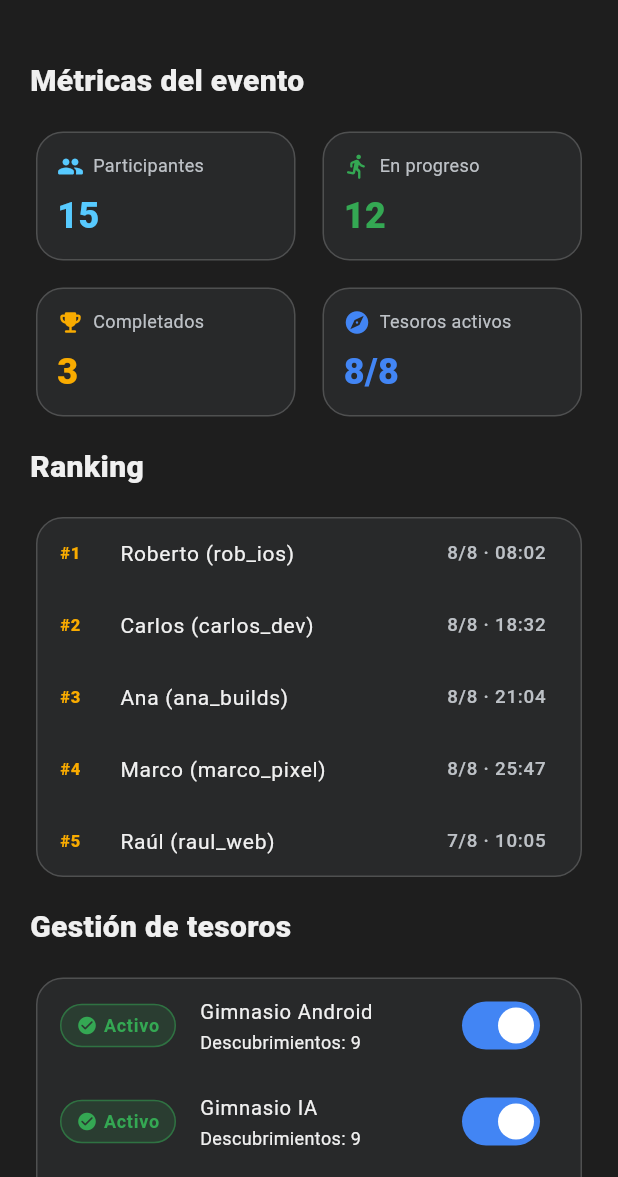
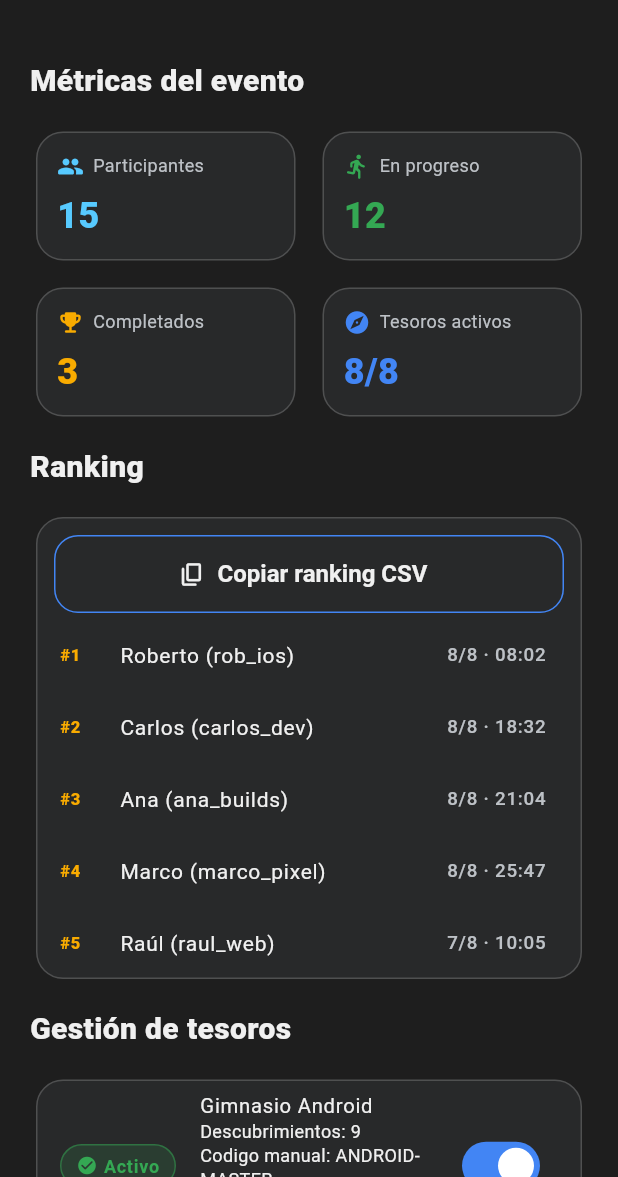
Before and after one commit to neryad/devfest_treasure_hunt, a Flutter app: the AdminDashboardScreen screen opened directly, on a phone screen of 412 x 824 dp, the part 59-1236 px from its top. Run offline on Flutter 3.47's test engine with Material 3 defaults, Android fonts, the phone set to English and light mode, and no system bars; our stand-ins replace shared_preferences; missing offline and left inert: mobile_scanner; accounts and stored records are empty.

Commit message:
feat: add staff admin export tools

```diff
--- a/lib/ui/screens/admin/admin_dashboard_screen.dart
+++ b/lib/ui/screens/admin/admin_dashboard_screen.dart
@@ -1,11 +1,14 @@
 import 'package:flutter/material.dart';
+import 'package:flutter/services.dart';
 
 import '../../../core/theme/app_theme.dart';
 import '../../../core/utils/format.dart';
 import '../../../core/widgets/section_header.dart';
 import '../../../core/widgets/stat_card.dart';
 import '../../../core/widgets/status_pill.dart';
+import '../../../domain/entities/treasure_item.dart';
 import '../../../state/app_scope.dart';
+import 'admin_ranking_csv.dart';
 
 /// Staff panel: metrics, ranking, gym availability toggles and participant ops.
 class AdminDashboardScreen extends StatelessWidget {
@@ -171,7 +174,16 @@ class _AdminRanking extends StatelessWidget {
 
     return Card(
       child: Column(
+        crossAxisAlignment: CrossAxisAlignment.stretch,
         children: [
+          Padding(
+            padding: const EdgeInsets.fromLTRB(12, 12, 12, 4),
+            child: OutlinedButton.icon(
+              onPressed: () => _copyRankingCsv(context),
+              icon: const Icon(Icons.copy_rounded),
+              label: const Text('Copiar ranking CSV'),
+            ),
+          ),
           for (final entry in top)
             ListTile(
               dense: true,
@@ -204,6 +216,15 @@ class _AdminRanking extends StatelessWidget {
       ),
     );
   }
+
+  Future<void> _copyRankingCsv(BuildContext context) async {
+    final csv = buildAdminRankingCsv(AppScope.read(context).leaderboard);
+    await Clipboard.setData(ClipboardData(text: csv));
+    if (!context.mounted) return;
+    ScaffoldMessenger.of(
+      context,
+    ).showSnackBar(const SnackBar(content: Text('Ranking CSV copiado')));
+  }
 }
 
 class _TreasureManagement extends StatelessWidget {
@@ -221,8 +242,7 @@ class _TreasureManagement extends StatelessWidget {
           for (final t in treasures)
             _TreasureRow(
               key: ValueKey(t.id),
-              isActive: t.isActive,
-              title: t.title,
+              treasure: t,
               discoverCount: controller.participants
                   .where((p) => p.discoveredTreasureIds.contains(t.id))
                   .length,
@@ -237,14 +257,12 @@ class _TreasureManagement extends StatelessWidget {
 class _TreasureRow extends StatelessWidget {
   const _TreasureRow({
     super.key,
-    required this.isActive,
-    required this.title,
+    required this.treasure,
     required this.discoverCount,
     required this.onChanged,
   });
 
-  final bool isActive;
-  final String title;
+  final TreasureItem treasure;
   final int discoverCount;
   final ValueChanged<bool> onChanged;
 
@@ -253,17 +271,21 @@ class _TreasureRow extends StatelessWidget {
     return ListTile(
       dense: true,
       leading: StatusPill(
-        label: isActive ? 'Activo' : 'Inactivo',
-        color: isActive ? AppColors.success : AppColors.danger,
-        icon: isActive ? Icons.check_circle_rounded : Icons.lock_rounded,
+        label: treasure.isActive ? 'Activo' : 'Inactivo',
+        color: treasure.isActive ? AppColors.success : AppColors.danger,
+        icon: treasure.isActive
+            ? Icons.check_circle_rounded
+            : Icons.lock_rounded,
       ),
-      title: Text(title, style: const TextStyle(fontSize: 13.5)),
+      title: Text(treasure.title, style: const TextStyle(fontSize: 13.5)),
       subtitle: Text(
-        'Descubrimientos: $discoverCount',
+        'Descubrimientos: $discoverCount\n'
+        'Codigo manual: ${treasure.code}\n'
+        'QR: ${treasure.qrValue}',
         style: const TextStyle(fontSize: 12),
       ),
       trailing: Switch(
-        value: isActive,
+        value: treasure.isActive,
         onChanged: onChanged,
         activeTrackColor: AppColors.primary,
       ),
```
Also changed, not shown: lib/ui/screens/admin/admin_ranking_csv.dart (added, +41 -0 lines), 6 other files.
